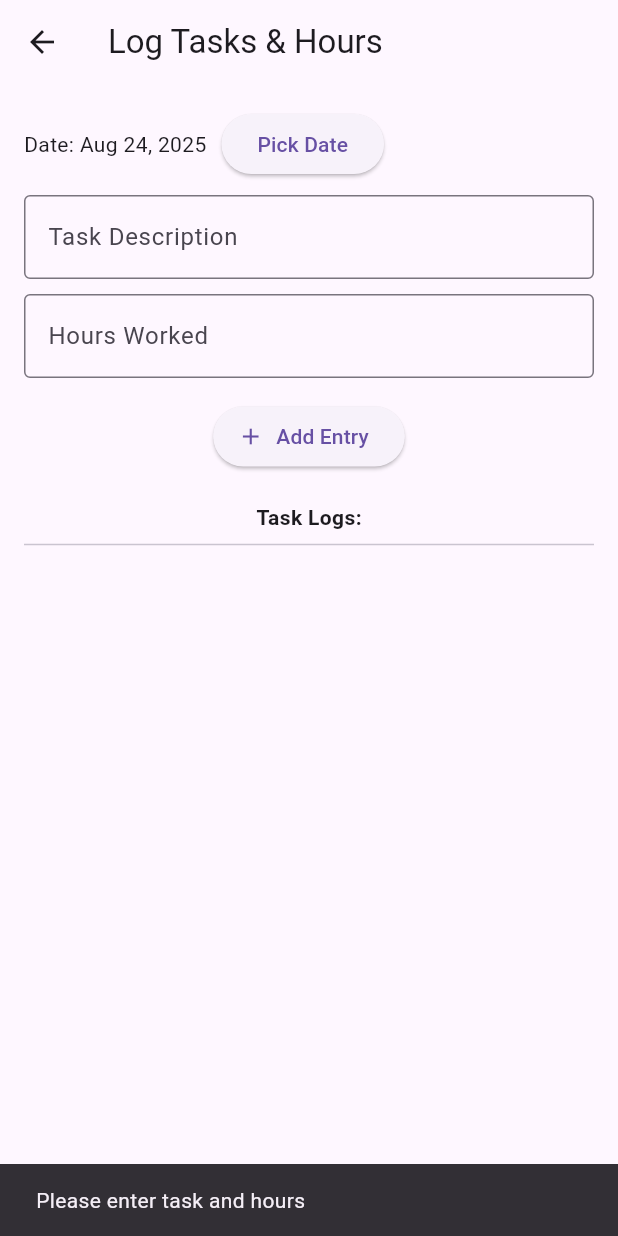
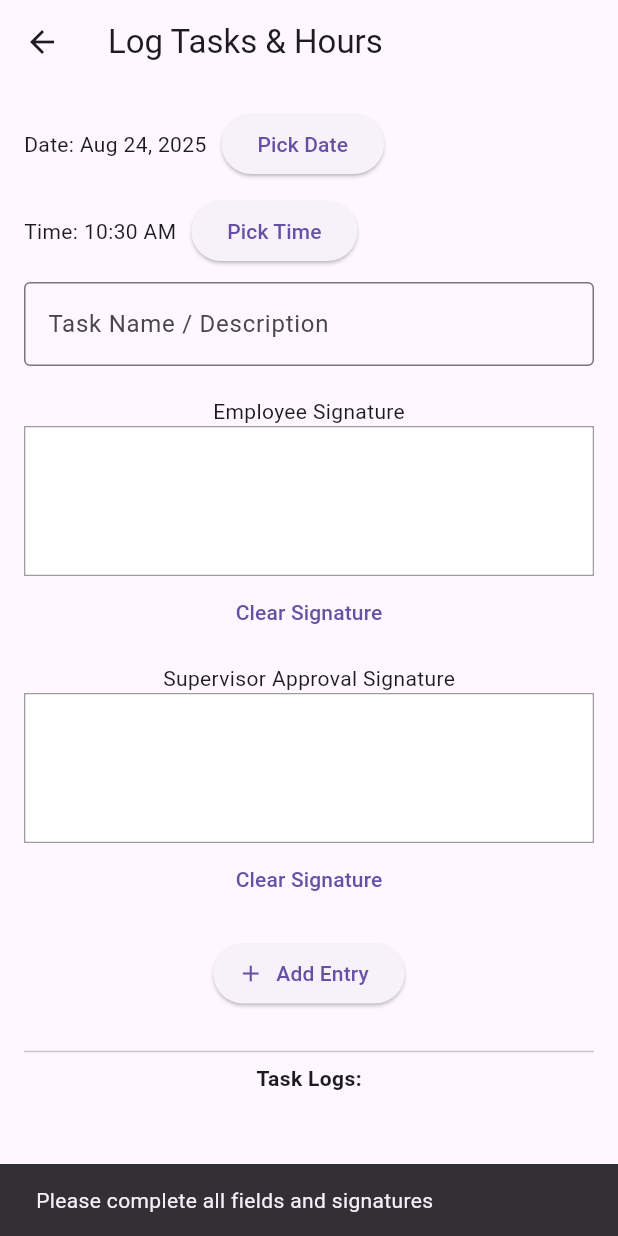
Before and after one commit to gy4an/logmate, a Flutter app: the LogTaskScreen screen opened directly, after a tap on "Add Entry", on a phone screen of 412 x 824 dp. Run offline on Flutter 3.47's test engine with Material 3 defaults, Android fonts, the phone set to English and light mode, and no system bars; drawn by our look-alikes of signature.

Commit message:
updated logging tasks

```diff
--- a/main/lib/screens/log_task_screen.dart
+++ b/main/lib/screens/log_task_screen.dart
@@ -1,5 +1,6 @@
 import 'package:flutter/material.dart';
 import 'package:intl/intl.dart';
+import 'package:signature/signature.dart';
 
 class LogTaskScreen extends StatefulWidget {
   const LogTaskScreen({super.key});
@@ -10,19 +11,22 @@ class LogTaskScreen extends StatefulWidget {
 
 class _LogTaskScreenState extends State<LogTaskScreen> {
   final _taskController = TextEditingController();
-  final _hoursController = TextEditingController();
-
-  List<Map<String, String>> _logs = [];
 
   DateTime _selectedDate = DateTime.now();
+  TimeOfDay _selectedTime = TimeOfDay.now();
+
+  // Signature controllers
+  final SignatureController _userSignatureController = SignatureController(penStrokeWidth: 2, penColor: Colors.black);
+  final SignatureController _supervisorSignatureController = SignatureController(penStrokeWidth: 2, penColor: Colors.blue);
+
+  List<Map<String, dynamic>> _logs = [];
 
   void _addLog() {
     final task = _taskController.text.trim();
-    final hours = _hoursController.text.trim();
 
-    if (task.isEmpty || hours.isEmpty) {
+    if (task.isEmpty || _userSignatureController.isEmpty || _supervisorSignatureController.isEmpty) {
       ScaffoldMessenger.of(context).showSnackBar(
-        const SnackBar(content: Text("Please enter task and hours")),
+        const SnackBar(content: Text("Please complete all fields and signatures")),
       );
       return;
     }
@@ -30,12 +34,15 @@ class _LogTaskScreenState extends State<LogTaskScreen> {
     setState(() {
       _logs.add({
         'date': DateFormat.yMMMd().format(_selectedDate),
+        'time': _selectedTime.format(context),
         'task': task,
-        'hours': hours,
+        'userSignature': _userSignatureController.toPngBytes(),
+        'supervisorSignature': _supervisorSignatureController.toPngBytes(),
       });
+
       _taskController.clear();
-      _hoursController.clear();
-      _selectedDate = DateTime.now();
+      _userSignatureController.clear();
+      _supervisorSignatureController.clear();
     });
   }
 
@@ -47,10 +54,26 @@ class _LogTaskScreenState extends State<LogTaskScreen> {
       lastDate: DateTime.now(),
     );
     if (picked != null) {
-      setState(() {
-        _selectedDate = picked;
-      });
+      setState(() => _selectedDate = picked);
     }
+  }
+
+  Future<void> _pickTime() async {
+    final picked = await showTimePicker(
+      context: context,
+      initialTime: _selectedTime,
+    );
+    if (picked != null) {
+      setState(() => _selectedTime = picked);
+    }
+  }
+
+  @override
+  void dispose() {
+    _taskController.dispose();
+    _userSignatureController.dispose();
+    _supervisorSignatureController.dispose();
+    super.dispose();
   }
 
   @override
@@ -61,54 +84,84 @@ class _LogTaskScreenState extends State<LogTaskScreen> {
         padding: const EdgeInsets.all(16),
         child: Column(
           children: [
+            // Date Picker
             Row(
               children: [
                 Text('Date: ${DateFormat.yMMMd().format(_selectedDate)}'),
                 const SizedBox(width: 10),
-                ElevatedButton(
-                  onPressed: _pickDate,
-                  child: const Text('Pick Date'),
-                ),
+                ElevatedButton(onPressed: _pickDate, child: const Text('Pick Date')),
               ],
             ),
             const SizedBox(height: 10),
+
+            // Time Picker
+            Row(
+              children: [
+                Text('Time: ${_selectedTime.format(context)}'),
+                const SizedBox(width: 10),
+                ElevatedButton(onPressed: _pickTime, child: const Text('Pick Time')),
+              ],
+            ),
+            const SizedBox(height: 10),
+
+            // Task description
             TextField(
               controller: _taskController,
               decoration: const InputDecoration(
-                labelText: 'Task Description',
+                labelText: 'Task Name / Description',
                 border: OutlineInputBorder(),
               ),
             ),
-            const SizedBox(height: 10),
-            TextField(
-              controller: _hoursController,
-              keyboardType: TextInputType.number,
-              decoration: const InputDecoration(
-                labelText: 'Hours Worked',
-                border: OutlineInputBorder(),
+            const SizedBox(height: 20),
+
+            // User signature
+            const Text('Employee Signature'),
+            Container(
+              height: 100,
+              decoration: BoxDecoration(border: Border.all(color: Colors.grey)),
+              child: Signature(
+                controller: _userSignatureController,
+                backgroundColor: Colors.white,
               ),
             ),
+            TextButton(onPressed: () => _userSignatureController.clear(), child: const Text("Clear Signature")),
+
+            const SizedBox(height: 10),
+
+            // Supervisor signature
+            const Text('Supervisor Approval Signature'),
+            Container(
+              height: 100,
+              decoration: BoxDecoration(border: Border.all(color: Colors.grey)),
+              child: Signature(
+                controller: _supervisorSignatureController,
+                backgroundColor: Colors.white,
+              ),
+            ),
+            TextButton(onPressed: () => _supervisorSignatureController.clear(), child: const Text("Clear Signature")),
+
             const SizedBox(height: 15),
+
             ElevatedButton.icon(
               onPressed: _addLog,
               icon: const Icon(Icons.add),
               label: const Text('Add Entry'),
             ),
             const SizedBox(height: 20),
+            const Divider(),
             const Text('Task Logs:', style: TextStyle(fontWeight: FontWeight.bold)),
-            const Divider(),
             Expanded(
               child: ListView.builder(
                 itemCount: _logs.length,
                 itemBuilder: (context, index) {
                   final log = _logs[index];
                   return ListTile(
-                    title: Text('${log['date']} — ${log['task']}'),
-                    subtitle: Text('${log['hours']} hours'),
+                    title: Text('${log['date']} ${log['time']} — ${log['task']}'),
+                    subtitle: const Text("Signatures captured"),
                   );
                 },
               ),
-            )
+            ),
           ],
         ),
       ),
--- a/main/pubspec.yaml
+++ b/main/pubspec.yaml
@@ -30,6 +30,7 @@ environment:
 dependencies:
   flutter:
     sdk: flutter
+  signature: ^5.4.0   # (or latest version from pub.dev)
 
       # The following adds the Cupertino Icons font to your application.
   # Use with the CupertinoIcons class for iOS style icons.
```
Also changed, not shown: main/pubspec.lock.
